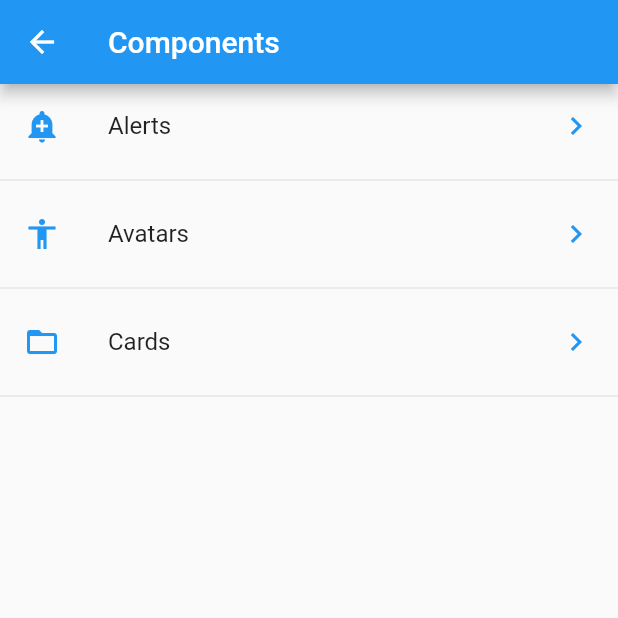
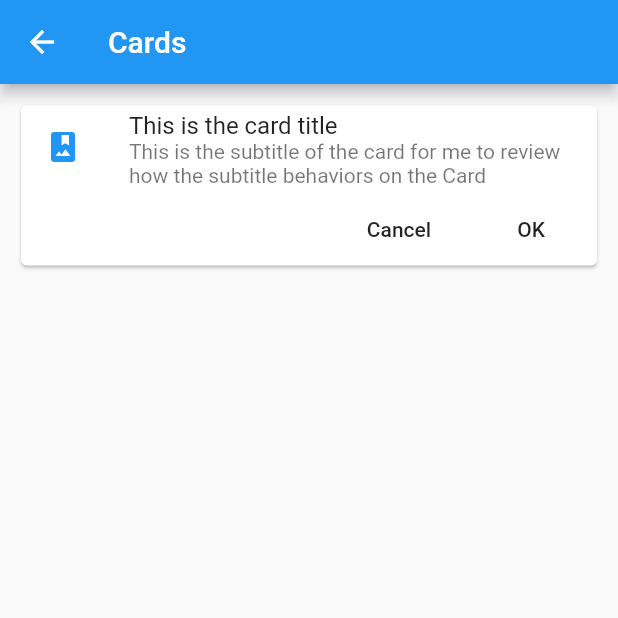
Before and after one commit to ascstb/FlutterCourse, a Flutter app: the screen it shows after launch, after a tap on "Cards", on a phone screen of 412 x 824 dp, the top half of it. Run offline on Flutter 3.47's test engine with Material 2 defaults, Android fonts, the phone set to English and light mode, and no system bars.

Commit message:
Section 6 - Lesson 73: Card widget

```diff
--- /dev/null
+++ b/components_app/lib/src/pages/card_page.dart
@@ -0,0 +1,50 @@
+import 'package:flutter/material.dart';
+
+class CardPage extends StatelessWidget {
+  @override
+  Widget build(BuildContext context) {
+    return Scaffold(
+      appBar: AppBar(
+        title: Text("Cards"),
+      ),
+      body: ListView(
+        children: [
+          _cardType1(),
+        ],
+        padding: EdgeInsets.all(10.0),
+      ),
+    );
+  }
+
+  Widget _cardType1() {
+    print("CardPage_TAG: _cardType1: ");
+    return Card(
+      child: Column(
+        children: [
+          ListTile(
+            leading: Icon(
+              Icons.photo_album,
+              color: Colors.blue,
+            ),
+            title: Text("This is the card title"),
+            subtitle: Text(
+                "This is the subtitle of the card for me to review how the subtitle behaviors on the Card"),
+          ),
+          Row(
+            mainAxisAlignment: MainAxisAlignment.end,
+            children: [
+              FlatButton(
+                child: Text("Cancel"),
+                onPressed: () {},
+              ),
+              FlatButton(
+                child: Text("OK"),
+                onPressed: () {},
+              ),
+            ],
+          )
+        ],
+      ),
+    );
+  }
+}
--- a/components_app/lib/src/routes/routes.dart
+++ b/components_app/lib/src/routes/routes.dart
@@ -1,5 +1,6 @@
 import 'package:components_app/src/pages/alert_page.dart';
 import 'package:components_app/src/pages/avatar_page.dart';
+import 'package:components_app/src/pages/card_page.dart';
 import 'package:components_app/src/pages/home_page.dart';
 import 'package:flutter/material.dart';
 
@@ -7,4 +8,5 @@ Map<String, WidgetBuilder> getAppRoutes() => <String, WidgetBuilder>{
       '/': (BuildContext context) => HomePage(),
       "alert": (BuildContext context) => AlertPage(),
       "avatar": (BuildContext context) => AvatarPage(),
+      "card": (BuildContext context) => CardPage(),
     };
```
